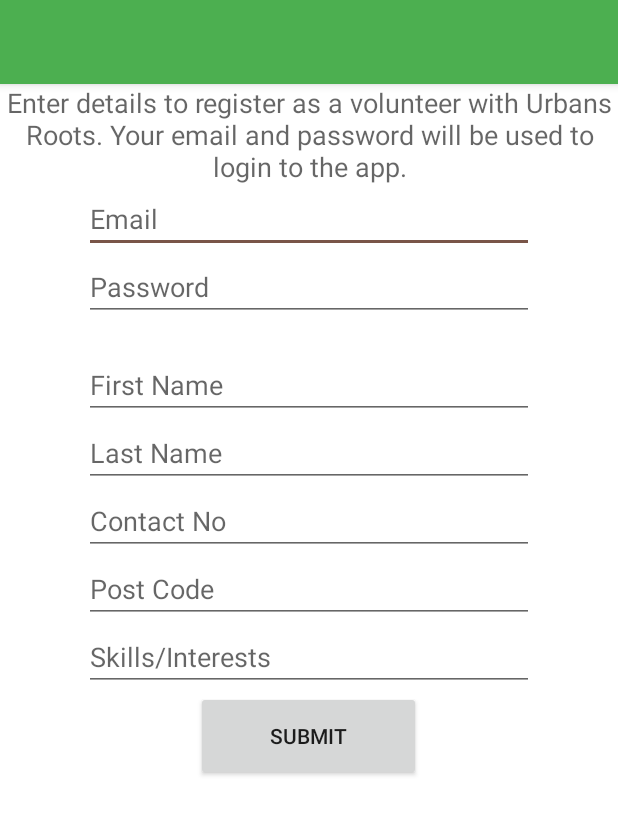
After one commit to Glasgow2015/team-2, an Android app: the layout activity_sign_up.xml on its own in the app's theme, with its tools: preview values and no code run, on a phone screen of 412 x 824 dp. The commit adds this screen. Shown: the top 815 px of the screen. Run offline under Robolectric (Android 15) with nearby library versions, the phone set to English and light mode, and no system bars.

Commit message:
Start of sign up screen

```diff
--- /dev/null
+++ b/mobileapp/app/src/main/java/uk/org/urbanroots/activities/SignUpActivity.java
@@ -0,0 +1,62 @@
+package uk.org.urbanroots.activities;
+
+import android.nfc.Tag;
+import android.support.v7.app.AppCompatActivity;
+import android.os.Bundle;
+import android.util.Log;
+import android.view.View;
+import android.widget.EditText;
+
+import uk.org.urbanroots.urbanroots.R;
+import uk.org.urbanroots.util.ToolbarVisualiser;
+
+public class SignUpActivity extends AppCompatActivity {
+
+    EditText etTitle;
+    EditText etFname;
+    EditText etLname;
+    EditText etContact;
+    EditText etLocation;
+    EditText etEmail;
+    EditText etPassword;
+    EditText etSkills;
+
+    @Override
+    protected void onCreate(Bundle savedInstanceState) {
+        super.onCreate(savedInstanceState);
+        setContentView(R.layout.activity_sign_up);
+
+        ToolbarVisualiser.visualiseToolbar(this, "Sign Up", true);
+
+        etEmail = (EditText) findViewById(R.id.et_email);
+        etPassword = (EditText) findViewById(R.id.et_password);
+        etFname = (EditText) findViewById(R.id.et_fname);
+        etLname = (EditText) findViewById(R.id.et_lname);
+        etContact = (EditText) findViewById(R.id.et_phone);
+        etLocation = (EditText) findViewById(R.id.et_location);
+        etSkills = (EditText) findViewById(R.id.et_skills);
+
+
+       // Log.d(LoginScreen.LOG_TAG, "test");
+
+    }
+
+    public void submitRegistration(View view) {
+        final String email = etTitle.getText().toString();
+        final String password = etTitle.getText().toString();
+        final String fname = etTitle.getText().toString();
+        final String lname = etTitle.getText().toString();
+        final String contact = etTitle.getText().toString();
+        final String location = etTitle.getText().toString();
+        final String skills = etTitle.getText().toString();
+
+        Log.d(LoginScreen.LOG_TAG, email);
+        Log.d(LoginScreen.LOG_TAG, password);
+        Log.d(LoginScreen.LOG_TAG, fname);
+        Log.d(LoginScreen.LOG_TAG, lname);
+        Log.d(LoginScreen.LOG_TAG, contact);
+        Log.d(LoginScreen.LOG_TAG, location);
+        Log.d(LoginScreen.LOG_TAG, skills);
+
+    }
+}
--- /dev/null
+++ b/mobileapp/app/src/main/res/layout/activity_sign_up.xml
@@ -0,0 +1,106 @@
+<?xml version="1.0" encoding="utf-8"?>
+<RelativeLayout xmlns:android="http://schemas.android.com/apk/res/android"
+    xmlns:tools="http://schemas.android.com/tools" android:layout_width="match_parent"
+    android:layout_height="match_parent"
+    tools:context="uk.org.urbanroots.activities.SignUpActivity">
+
+    <include
+        android:id="@+id/app_bar"
+        layout="@layout/app_bar" />
+
+    <TextView
+        android:layout_width="wrap_content"
+        android:layout_height="wrap_content"
+        android:textAppearance="?android:attr/textAppearanceMedium"
+        android:text="@string/signup_toptext"
+        android:layout_centerHorizontal="true"
+        android:gravity="center"
+        android:id="@+id/textView_header"
+        android:layout_below="@+id/app_bar" />
+
+    <EditText
+        android:layout_width="wrap_content"
+        android:layout_height="wrap_content"
+        android:id="@+id/et_email"
+        android:hint="@string/signup_email"
+        android:width="300dp"
+        android:layout_below="@+id/textView_header"
+        android:layout_centerHorizontal="true"
+        android:inputType="textEmailAddress" />
+
+    <EditText
+        android:layout_width="wrap_content"
+        android:layout_height="wrap_content"
+        android:inputType="textPassword"
+        android:width="300dp"
+        android:id="@+id/et_password"
+        android:hint="@string/signup_password"
+        android:layout_below="@+id/et_email"
+        android:layout_alignLeft="@+id/et_email"
+        android:layout_alignStart="@+id/et_email" />
+
+    <EditText
+        android:layout_width="wrap_content"
+        android:layout_height="wrap_content"
+        android:id="@+id/et_fname"
+        android:hint="@string/signup_fname"
+        android:width="300dp"
+        android:layout_marginTop="20dp"
+        android:layout_below="@+id/et_password"
+        android:layout_alignLeft="@+id/et_password"
+        android:layout_alignStart="@+id/et_password" />
+
+    <EditText
+        android:layout_width="wrap_content"
+        android:layout_height="wrap_content"
+        android:id="@+id/et_lname"
+        android:hint="@string/signup_lname"
+        android:width="300dp"
+        android:layout_below="@+id/et_fname"
+        android:layout_alignLeft="@+id/et_fname"
+        android:layout_alignStart="@+id/et_fname" />
+
+
+
+    <EditText
+        android:layout_width="wrap_content"
+        android:layout_height="wrap_content"
+        android:id="@+id/et_phone"
+        android:hint="@string/signup_phone"
+        android:width="300dp"
+        android:layout_below="@+id/et_lname"
+        android:layout_alignLeft="@+id/et_lname"
+        android:layout_alignStart="@+id/et_lname"
+        android:inputType="phone" />
+
+    <EditText
+        android:layout_width="wrap_content"
+        android:layout_height="wrap_content"
+        android:id="@+id/et_location"
+        android:hint="@string/signup_location"
+        android:width="300dp"
+        android:layout_below="@+id/et_phone"
+        android:layout_alignLeft="@+id/et_phone"
+        android:layout_alignStart="@+id/et_phone" />
+
+    <EditText
+        android:layout_width="wrap_content"
+        android:layout_height="wrap_content"
+        android:id="@+id/et_skills"
+        android:hint="@string/signup_skills"
+        android:width="300dp"
+        android:layout_below="@+id/et_location"
+        android:layout_alignLeft="@+id/et_location"
+        android:layout_alignStart="@+id/et_location" />
+
+    <Button
+        android:layout_width="150dp"
+        android:layout_height="60dp"
+        android:text="Submit"
+        android:id="@+id/b_submit"
+        android:layout_centerVertical="true"
+        android:layout_centerHorizontal="true"
+        android:layout_below="@+id/et_skills"
+        android:onClick="submitRegistration" />
+
+</RelativeLayout>
--- a/mobileapp/app/src/main/res/values/strings.xml
+++ b/mobileapp/app/src/main/res/values/strings.xml
@@ -9,4 +9,14 @@
     <string name="pick_location">Pick Location</string>
     <string name="default_location_text">Torgglen</string>
     <string name="send_report">Send Report</string>
+    <string name="signup_title">Title</string>
+    <string name="signup_fname">First Name</string>
+    <string name="signup_lname">Last Name</string>
+    <string name="signup_email">Email</string>
+    <string name="signup_phone">Contact No</string>
+    <string name="signup_location">Post Code</string>
+    <string name="signup_password">Password</string>
+    <string name="signup_skills">Skills/Interests</string>
+    <string name="signup_toptext">Enter details to register as a volunteer with Urbans Roots.  Your email and password will be used to login to the app.</string>
+
 </resources>
```
